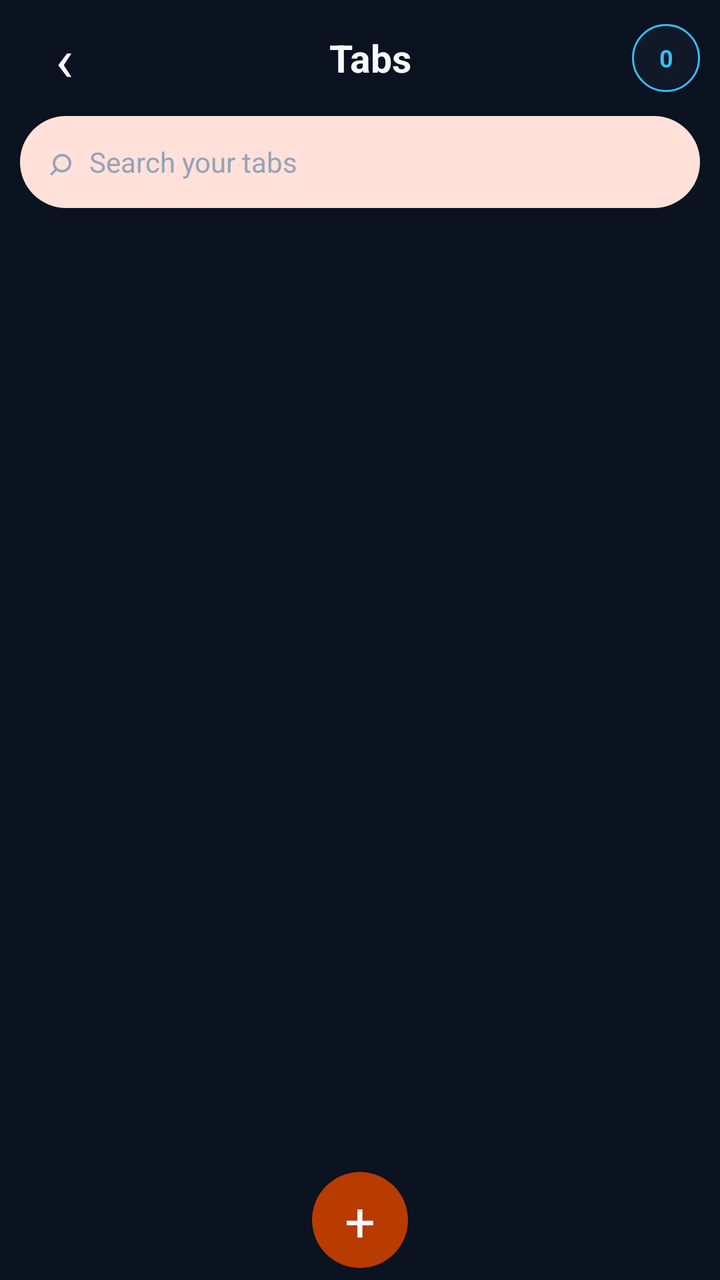
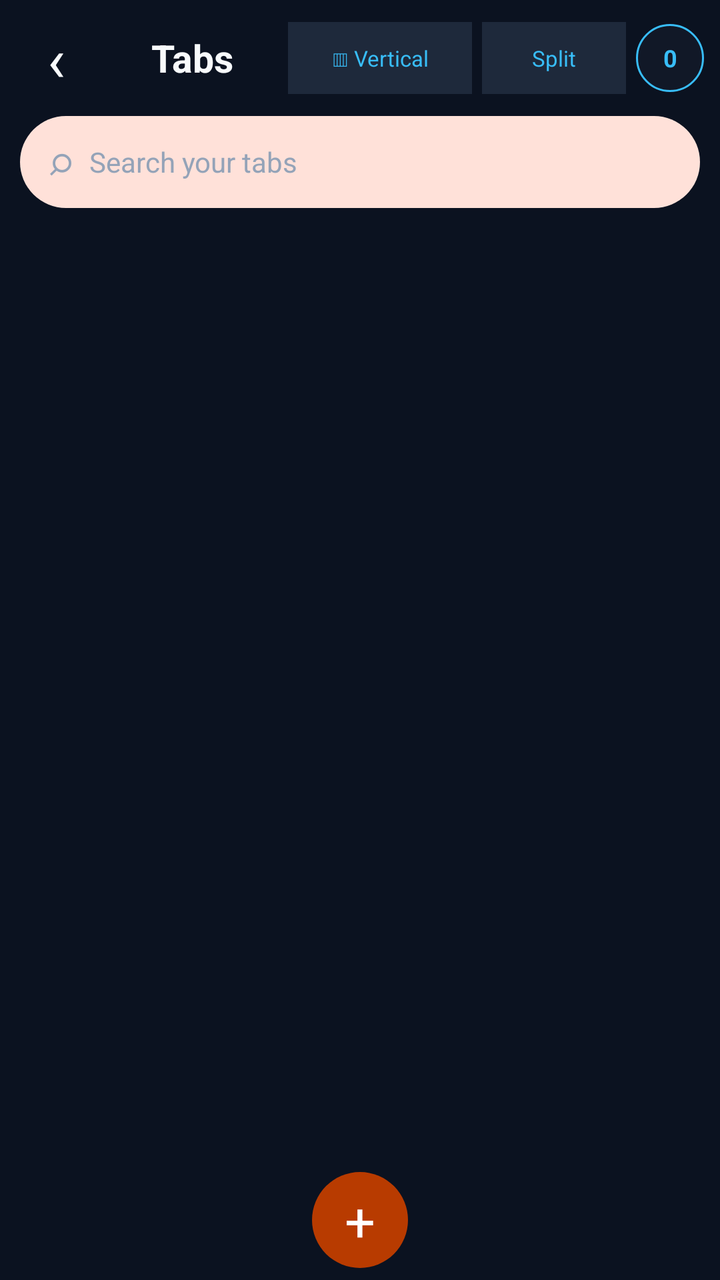

Two renders of the same Android screen: before a commit and after it. Below are the layout's source before the change and the commit's diff.
<!-- AndroidManifest.xml: activity theme Theme.Phormi -->
<!-- res/layout/activity_tabs_overview.xml -->
<?xml version="1.0" encoding="utf-8"?>
<LinearLayout xmlns:android="http://schemas.android.com/apk/res/android"
    android:layout_width="match_parent"
    android:layout_height="match_parent"
    android:orientation="vertical"
    android:background="#0B1220">

    <LinearLayout
        android:layout_width="match_parent"
        android:layout_height="58dp"
        android:gravity="center_vertical"
        android:paddingStart="10dp"
        android:paddingEnd="10dp">

        <TextView
            android:id="@+id/btn_close_overview"
            android:layout_width="44dp"
            android:layout_height="44dp"
            android:gravity="center"
            android:text="‹"
            android:textColor="#F8FAFC"
            android:textSize="30sp" />

        <TextView
            android:layout_width="0dp"
            android:layout_height="wrap_content"
            android:layout_weight="1"
            android:gravity="center"
            android:text="Tabs"
            android:textColor="#F8FAFC"
            android:textSize="19sp"
            android:textStyle="bold" />

        <TextView
            android:id="@+id/tab_count"
            android:layout_width="34dp"
            android:layout_height="34dp"
            android:gravity="center"
            android:text="0"
            android:textColor="#38BDF8"
            android:textSize="12sp"
            android:textStyle="bold"
            android:background="@drawable/bg_tab_count" />
    </LinearLayout>

    <LinearLayout
        android:layout_width="match_parent"
        android:layout_height="46dp"
        android:layout_marginStart="10dp"
        android:layout_marginEnd="10dp"
        android:layout_marginBottom="10dp"
        android:gravity="center_vertical"
        android:paddingStart="14dp"
        android:paddingEnd="14dp"
        android:background="@drawable/bg_tab_search">

        <TextView
            android:layout_width="wrap_content"
            android:layout_height="wrap_content"
            android:text="⌕"
            android:textColor="#94A3B8"
            android:textSize="20sp" />

        <EditText
            android:id="@+id/search_tabs"
            android:layout_width="0dp"
            android:layout_height="match_parent"
            android:layout_weight="1"
            android:layout_marginStart="8dp"
            android:background="@android:color/transparent"
            android:hint="Search your tabs"
            android:textColor="#F8FAFC"
            android:textColorHint="#94A3B8"
            android:textSize="14sp"
            android:singleLine="true"
            android:inputType="text" />
    </LinearLayout>

    
    <HorizontalScrollView
        android:id="@+id/tabs_scroll"
        android:layout_width="match_parent"
        android:layout_height="0dp"
        android:layout_weight="1"
        android:scrollbars="none"
        android:fillViewport="false"
        android:overScrollMode="never">

        <LinearLayout
            android:id="@+id/tabs_row"
            android:layout_width="wrap_content"
            android:layout_height="match_parent"
            android:orientation="horizontal"
            android:gravity="center_vertical"
            android:paddingStart="12dp"
            android:paddingEnd="12dp" />
    </HorizontalScrollView>

    <LinearLayout
        android:layout_width="match_parent"
        android:layout_height="60dp"
        android:gravity="center">

        <TextView
            android:id="@+id/btn_new_tab_overview"
            android:layout_width="48dp"
            android:layout_height="48dp"
            android:gravity="center"
            android:text="+"
            android:textColor="#FFFFFF"
            android:textSize="27sp"
            android:background="@drawable/bg_tab_add" />
    </LinearLayout>
</LinearLayout>
<!-- resources referenced by this layout -->
<resources>
  <!-- drawable bg_tab_add (drawable) -->
  <?xml version="1.0" encoding="utf-8"?>
  <shape xmlns:android="http://schemas.android.com/apk/res/android" android:shape="oval">
      <solid android:color="#B83B00" />
  </shape>
  <!-- drawable bg_tab_count (drawable) -->
  <?xml version="1.0" encoding="utf-8"?>
  <shape xmlns:android="http://schemas.android.com/apk/res/android" android:shape="oval">
      <solid android:color="#111827" />
      <stroke android:width="1dp" android:color="#38BDF8" />
  </shape>
  <!-- drawable bg_tab_search (drawable) -->
  <?xml version="1.0" encoding="utf-8"?>
  <shape xmlns:android="http://schemas.android.com/apk/res/android" android:shape="rectangle">
      <solid android:color="#FFE1D9" />
      <corners android:radius="28dp" />
  </shape>
  <style name="Theme.Phormi" parent="Theme.MaterialComponents.DayNight.NoActionBar">
          <item name="colorPrimary">#0F172A</item>
          <item name="colorPrimaryDark">#0F172A</item>
          <item name="colorAccent">#38BDF8</item>
          <item name="android:windowBackground">#0F172A</item>
      </style>
</resources>

<!-- the commit's change to res/layout/activity_tabs_overview.xml (unified diff, before → after) -->
@@ -1,114 +1,18 @@
 <?xml version="1.0" encoding="utf-8"?>
-<LinearLayout xmlns:android="http://schemas.android.com/apk/res/android"
-    android:layout_width="match_parent"
-    android:layout_height="match_parent"
-    android:orientation="vertical"
-    android:background="#0B1220">
-
-    <LinearLayout
-        android:layout_width="match_parent"
-        android:layout_height="58dp"
-        android:gravity="center_vertical"
-        android:paddingStart="10dp"
-        android:paddingEnd="10dp">
-
-        <TextView
-            android:id="@+id/btn_close_overview"
-            android:layout_width="44dp"
-            android:layout_height="44dp"
-            android:gravity="center"
-            android:text="‹"
-            android:textColor="#F8FAFC"
-            android:textSize="30sp" />
-
-        <TextView
-            android:layout_width="0dp"
-            android:layout_height="wrap_content"
-            android:layout_weight="1"
-            android:gravity="center"
-            android:text="Tabs"
-            android:textColor="#F8FAFC"
-            android:textSize="19sp"
-            android:textStyle="bold" />
-
-        <TextView
-            android:id="@+id/tab_count"
-            android:layout_width="34dp"
-            android:layout_height="34dp"
-            android:gravity="center"
-            android:text="0"
-            android:textColor="#38BDF8"
-            android:textSize="12sp"
-            android:textStyle="bold"
-            android:background="@drawable/bg_tab_count" />
+<LinearLayout xmlns:android="http://schemas.android.com/apk/res/android" android:layout_width="match_parent" android:layout_height="match_parent" android:orientation="vertical" android:background="#0B1220">
+    <LinearLayout android:layout_width="match_parent" android:layout_height="58dp" android:gravity="center_vertical" android:paddingStart="8dp" android:paddingEnd="8dp">
+        <TextView android:id="@+id/btn_close_overview" android:layout_width="40dp" android:layout_height="44dp" android:gravity="center" android:text="‹" android:textColor="#F8FAFC" android:textSize="30sp" />
+        <TextView android:layout_width="0dp" android:layout_height="wrap_content" android:layout_weight="1" android:gravity="center" android:text="Tabs" android:textColor="#F8FAFC" android:textSize="19sp" android:textStyle="bold" />
+        <TextView android:id="@+id/btn_view_mode" android:layout_width="92dp" android:layout_height="36dp" android:gravity="center" android:text="▥ Vertical" android:textColor="#38BDF8" android:textSize="11sp" android:background="#1E293B" />
+        <TextView android:id="@+id/btn_split_overview" android:layout_width="72dp" android:layout_height="36dp" android:layout_marginStart="5dp" android:gravity="center" android:text="Split" android:textColor="#38BDF8" android:textSize="11sp" android:background="#1E293B" />
+        <TextView android:id="@+id/tab_count" android:layout_width="34dp" android:layout_height="34dp" android:layout_marginStart="5dp" android:gravity="center" android:text="0" android:textColor="#38BDF8" android:textSize="12sp" android:textStyle="bold" android:background="@drawable/bg_tab_count" />
     </LinearLayout>
-
-    <LinearLayout
-        android:layout_width="match_parent"
-        android:layout_height="46dp"
-        android:layout_marginStart="10dp"
-        android:layout_marginEnd="10dp"
-        android:layout_marginBottom="10dp"
-        android:gravity="center_vertical"
-        android:paddingStart="14dp"
-        android:paddingEnd="14dp"
-        android:background="@drawable/bg_tab_search">
-
-        <TextView
-            android:layout_width="wrap_content"
-            android:layout_height="wrap_content"
-            android:text="⌕"
-            android:textColor="#94A3B8"
-            android:textSize="20sp" />
-
-        <EditText
-            android:id="@+id/search_tabs"
-            android:layout_width="0dp"
-            android:layout_height="match_parent"
-            android:layout_weight="1"
-            android:layout_marginStart="8dp"
-            android:background="@android:color/transparent"
-            android:hint="Search your tabs"
-            android:textColor="#F8FAFC"
-            android:textColorHint="#94A3B8"
-            android:textSize="14sp"
-            android:singleLine="true"
-            android:inputType="text" />
+    <LinearLayout android:layout_width="match_parent" android:layout_height="46dp" android:layout_marginStart="10dp" android:layout_marginEnd="10dp" android:layout_marginBottom="8dp" android:gravity="center_vertical" android:paddingStart="14dp" android:paddingEnd="14dp" android:background="@drawable/bg_tab_search">
+        <TextView android:layout_width="wrap_content" android:layout_height="wrap_content" android:text="⌕" android:textColor="#94A3B8" android:textSize="20sp" />
+        <EditText android:id="@+id/search_tabs" android:layout_width="0dp" android:layout_height="match_parent" android:layout_weight="1" android:layout_marginStart="8dp" android:background="@android:color/transparent" android:hint="Search your tabs" android:textColor="#F8FAFC" android:textColorHint="#94A3B8" android:textSize="14sp" android:singleLine="true" android:inputType="text" />
     </LinearLayout>
-
-    
-    <HorizontalScrollView
-        android:id="@+id/tabs_scroll"
-        android:layout_width="match_parent"
-        android:layout_height="0dp"
-        android:layout_weight="1"
-        android:scrollbars="none"
-        android:fillViewport="false"
-        android:overScrollMode="never">
-
-        <LinearLayout
-            android:id="@+id/tabs_row"
-            android:layout_width="wrap_content"
-            android:layout_height="match_parent"
-            android:orientation="horizontal"
-            android:gravity="center_vertical"
-            android:paddingStart="12dp"
-            android:paddingEnd="12dp" />
-    </HorizontalScrollView>
-
-    <LinearLayout
-        android:layout_width="match_parent"
-        android:layout_height="60dp"
-        android:gravity="center">
-
-        <TextView
-            android:id="@+id/btn_new_tab_overview"
-            android:layout_width="48dp"
-            android:layout_height="48dp"
-            android:gravity="center"
-            android:text="+"
-            android:textColor="#FFFFFF"
-            android:textSize="27sp"
-            android:background="@drawable/bg_tab_add" />
-    </LinearLayout>
+    <ScrollView android:id="@+id/tabs_vertical_scroll" android:layout_width="match_parent" android:layout_height="0dp" android:layout_weight="1" android:scrollbars="none"><LinearLayout android:id="@+id/tabs_vertical" android:layout_width="match_parent" android:layout_height="wrap_content" android:orientation="vertical" android:paddingStart="10dp" android:paddingEnd="10dp" /></ScrollView>
+    <HorizontalScrollView android:id="@+id/tabs_horizontal_scroll" android:layout_width="match_parent" android:layout_height="0dp" android:layout_weight="1" android:scrollbars="none" android:overScrollMode="never"><LinearLayout android:id="@+id/tabs_horizontal" android:layout_width="wrap_content" android:layout_height="match_parent" android:orientation="vertical" android:gravity="center_vertical" android:paddingStart="12dp" android:paddingEnd="12dp" /></HorizontalScrollView>
+    <ScrollView android:id="@+id/tabs_grid_scroll" android:layout_width="match_parent" android:layout_height="0dp" android:layout_weight="1" android:scrollbars="none"><LinearLayout android:id="@+id/tabs_grid" android:layout_width="match_parent" android:layout_height="wrap_content" android:orientation="vertical" android:padding="8dp" /></ScrollView>
+    <LinearLayout android:layout_width="match_parent" android:layout_height="60dp" android:gravity="center"><TextView android:id="@+id/btn_new_tab_overview" android:layout_width="48dp" android:layout_height="48dp" android:gravity="center" android:text="+" android:textColor="#FFFFFF" android:textSize="27sp" android:background="@drawable/bg_tab_add" /></LinearLayout>
 </LinearLayout>
